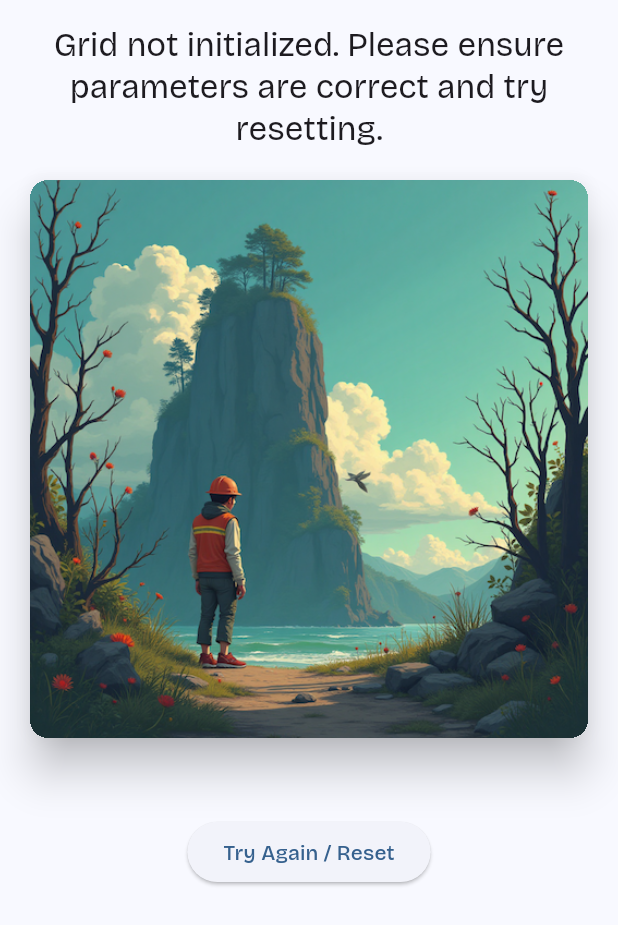
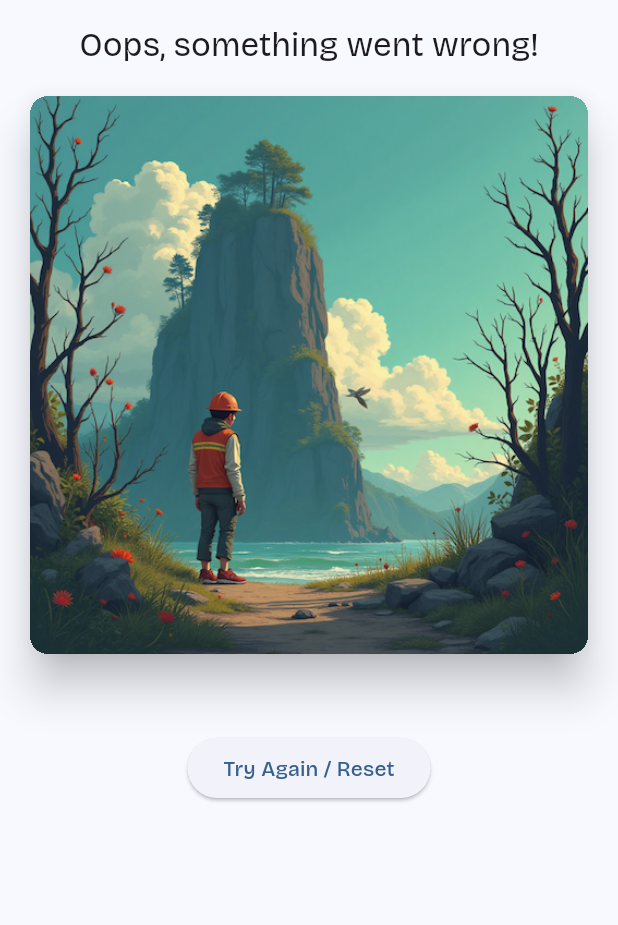
Before and after one commit to mthongvanh/taidamTutor, a Flutter app: the TaiError widget shown alone on an empty page, opened directly, on a phone screen of 412 x 824 dp. Shown: the top 925 px of the screen. Run offline on Flutter 3.47's test engine with Material 3 defaults, Android fonts, the phone set to English and light mode, and no system bars; our stand-ins replace audioplayers, equatable, flutter_bloc, get_it, google_fonts; project files that could hold a hidden picture were left out.

Commit message:
fix: update error handling to use nullable error messages in TaiError widget

```diff
--- a/lib/feature/letter_search/widgets/letter_grid/letter_grid.dart
+++ b/lib/feature/letter_search/widgets/letter_grid/letter_grid.dart
@@ -67,14 +67,13 @@ class LetterGrid extends StatelessWidget {
 
             if (state.errorMessage != null) {
               return TaiError(
-                state.errorMessage!,
                 onRetry: () => context.read<LetterSearchCubit>().resetGrid(),
               );
             }
 
             if (state.grid.isEmpty && !state.isLoading) {
               return TaiError(
-                'Grid not initialized. Please ensure parameters are correct and try resetting.',
+                // 'Grid not initialized. Please ensure parameters are correct and try resetting.',
                 onRetry: () => context.read<LetterSearchCubit>().resetGrid(),
               );
             }
@@ -82,7 +81,7 @@ class LetterGrid extends StatelessWidget {
             if (state.grid.isEmpty) {
               // Should be caught by above, but as a fallback
               return TaiError(
-                'No grid to display.',
+                // 'No grid to display.',
                 onRetry: () => context.read<LetterSearchCubit>().resetGrid(),
               );
             }
--- a/lib/feature/quiz/quiz_page.dart
+++ b/lib/feature/quiz/quiz_page.dart
@@ -75,11 +75,11 @@ class QuizPage extends StatelessWidget {
                   state.image,
                 ),
               QuizError() => TaiError(
-                  state.message,
+                  // state.message,
                   onRetry: () => context.read<QuizCubit>().resetQuiz(),
                 ),
               _ => TaiError(
-                  'Unknown error occurred',
+                  // 'Unknown error occurred',
                   onRetry: () => context.read<QuizCubit>().resetQuiz(),
                 ),
             },
--- a/lib/widgets/error/tai_error.dart
+++ b/lib/widgets/error/tai_error.dart
@@ -2,11 +2,11 @@ import 'package:flutter/material.dart';
 import 'package:taidam_tutor/utils/extensions/card_ext.dart';
 
 class TaiError extends StatelessWidget {
-  final String errorMessage;
+  final String? errorMessage;
   final VoidCallback? onRetry;
 
-  const TaiError(
-    this.errorMessage, {
+  const TaiError({
+    this.errorMessage,
     this.onRetry,
     super.key,
   });
@@ -20,8 +20,8 @@ class TaiError extends StatelessWidget {
           spacing: 16,
           children: [
             Text(
-              errorMessage.isNotEmpty
-                  ? errorMessage
+              errorMessage?.isNotEmpty == true
+                  ? errorMessage!
                   : 'Oops, something went wrong!',
               style: Theme.of(context).textTheme.titleLarge,
               textAlign: TextAlign.center,
```
